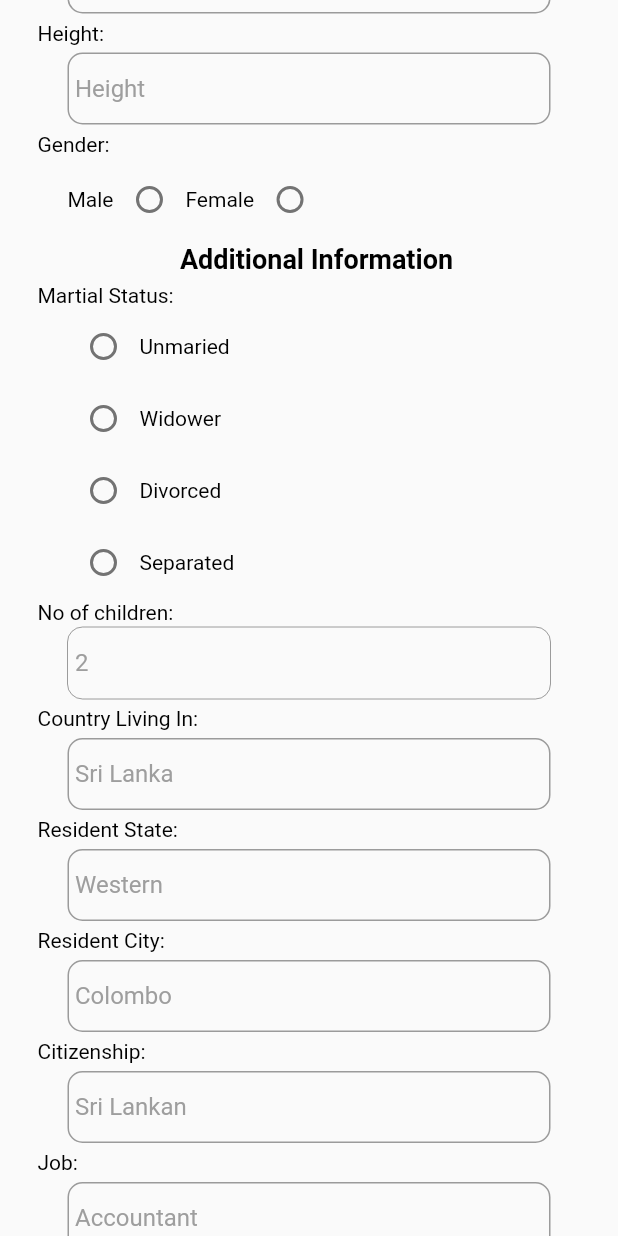
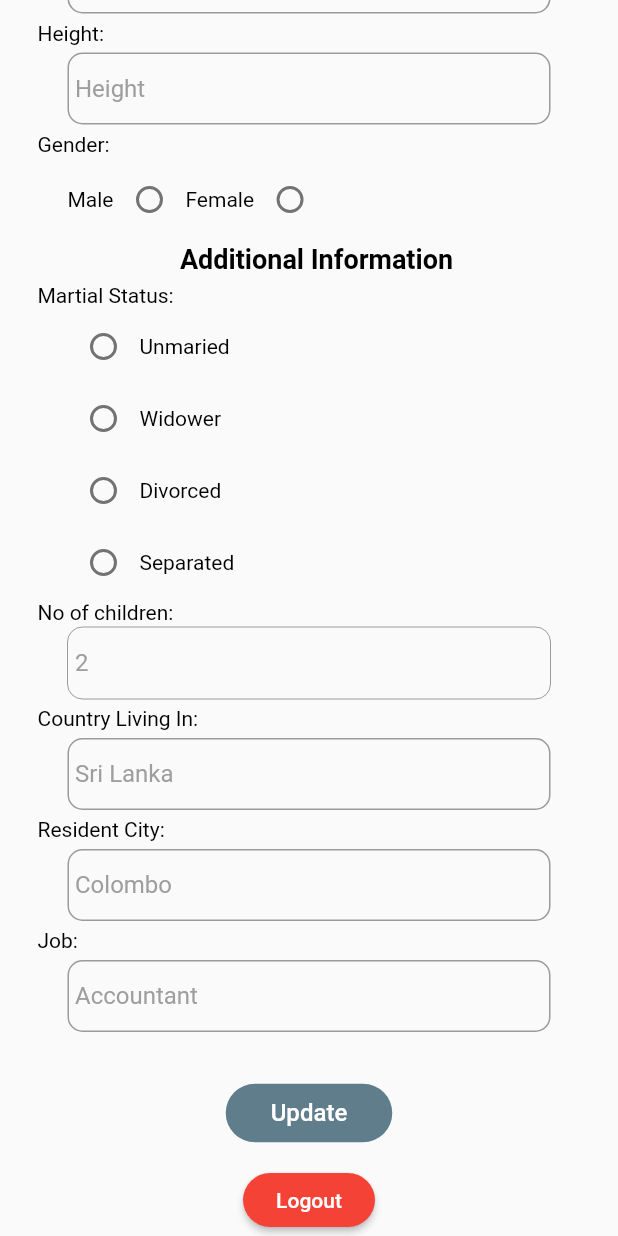
Before and after one commit to kanishka-dot/chat_app, a Flutter app: the UserAccount screen opened directly, scrolled down 448 dp, on a phone screen of 412 x 824 dp. Run offline on Flutter 3.47's test engine with Material 2 defaults, Android fonts, the phone set to English and light mode, and no system bars; drawn by our look-alikes of date_field; our stand-ins replace cached_network_image, cloud_firestore, firebase_auth, firebase_core, firebase_storage, flutter_easyloading and 6 more; accounts and stored records are empty.

Commit message:
otp bug modification

```diff
--- a/lib/main.dart
+++ b/lib/main.dart
@@ -49,6 +49,7 @@ class _MyApp extends State<MyApp> {
   @override
   Widget build(BuildContext context) {
     return new MaterialApp(
+        debugShowCheckedModeBanner: false,
         theme: new ThemeData(
           primarySwatch: Colors.blueGrey,
         ),
--- a/lib/screens/main_menu.dart
+++ b/lib/screens/main_menu.dart
@@ -60,7 +60,7 @@ class MainMenuState extends State<MainMenu> {
   Widget build(BuildContext context) {
     return new Scaffold(
       appBar: new AppBar(
-        title: new Text("Chat App"),
+        title: new Text("Love Me"),
       ),
       body: screens[currentindex],
       bottomNavigationBar: BottomNavigationBar(
--- a/lib/screens/user_account_page.dart
+++ b/lib/screens/user_account_page.dart
@@ -813,37 +813,7 @@ class _UserAccountState extends State<UserAccount> {
                 ),
                 margin: EdgeInsets.only(left: 30.0, right: 30.0),
               ),
-              Container(
-                alignment: Alignment.topLeft,
-                child: Text(
-                  'Resident State: ',
-                  style: TextStyle(
-                      fontStyle: FontStyle.normal,
-                      fontWeight: FontWeight.normal,
-                      color: Colors.black),
-                ),
-                margin: EdgeInsets.only(left: 10.0, bottom: 5.0, top: 5.0),
-              ),
-              Container(
-                child: Theme(
-                  data: Theme.of(context)
-                      .copyWith(primaryColor: Colors.lightBlueAccent),
-                  child: TextField(
-                    decoration: InputDecoration(
-                        hintText: "Western",
-                        contentPadding: EdgeInsets.all(5.0),
-                        hintStyle: TextStyle(color: Colors.grey),
-                        border: OutlineInputBorder(
-                            borderRadius: BorderRadius.circular(10))),
-                    controller: residStatTextEditorController,
-                    onChanged: (value) {
-                      residSta = value;
-                    },
-                    focusNode: residStatFocusNode,
-                  ),
-                ),
-                margin: EdgeInsets.only(left: 30.0, right: 30.0),
-              ),
+
               Container(
                 alignment: Alignment.topLeft,
                 child: Text(
@@ -875,37 +845,7 @@ class _UserAccountState extends State<UserAccount> {
                 ),
                 margin: EdgeInsets.only(left: 30.0, right: 30.0),
               ),
-              Container(
-                alignment: Alignment.topLeft,
-                child: Text(
-                  'Citizenship: ',
-                  style: TextStyle(
-                      fontStyle: FontStyle.normal,
-                      fontWeight: FontWeight.normal,
-                      color: Colors.black),
-                ),
-                margin: EdgeInsets.only(left: 10.0, bottom: 5.0, top: 5.0),
-              ),
-              Container(
-                child: Theme(
-                  data: Theme.of(context)
-                      .copyWith(primaryColor: Colors.lightBlueAccent),
-                  child: TextField(
-                    decoration: InputDecoration(
-                        hintText: "Sri Lankan",
-                        contentPadding: EdgeInsets.all(5.0),
-                        hintStyle: TextStyle(color: Colors.grey),
-                        border: OutlineInputBorder(
-                            borderRadius: BorderRadius.circular(10))),
-                    controller: citzneTextEditorController,
-                    onChanged: (value) {
-                      citzne = value;
-                    },
-                    focusNode: citzneFocusNode,
-                  ),
-                ),
-                margin: EdgeInsets.only(left: 30.0, right: 30.0),
-              ),
+
               Container(
                 alignment: Alignment.topLeft,
                 child: Text(
--- a/lib/widgets/message.dart
+++ b/lib/widgets/message.dart
@@ -228,7 +228,7 @@ class _MessageState extends State<Message> {
                 physics: ScrollPhysics(),
                 reverse: false,
                 child: Container(
-                  height: MediaQuery.of(context).size.height - 190,
+                  height: MediaQuery.of(context).size.height - 150,
                   child: createListMessage(),
                 ),
               ),
```
Also changed, not shown: lib/screens/conversation_page.dart (+6 -4 lines), lib/screens/register_page.dart (+9 -6 lines), lib/screens/slider_screen.dart (+3 -25 lines), pubspec.yaml (+8 -0 lines), assets/icon.png (added), pubspec.lock, 25 other files.
